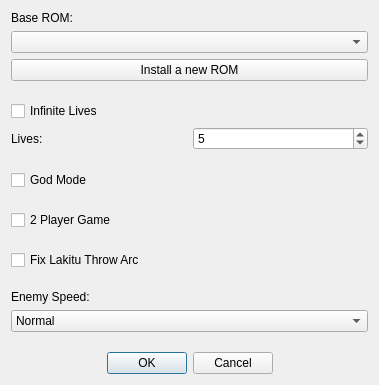
The window that SMB1/SMB1_Compliance_To_SMB1/Configure_Base_Form.ui (Coolcord/Level-Headed) describes before a commit, drawn with Qt 5.
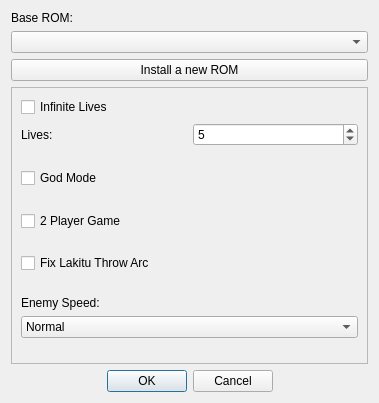
The same window after the commit.

Commit message: Base game settings now scroll

```diff
--- a/SMB1/SMB1_Compliance_To_SMB1/Configure_Base_Form.ui
+++ b/SMB1/SMB1_Compliance_To_SMB1/Configure_Base_Form.ui
@@ -7,7 +7,7 @@
     <x>0</x>
     <y>0</y>
     <width>379</width>
-    <height>385</height>
+    <height>403</height>
    </rect>
   </property>
   <property name="windowTitle">
@@ -36,18 +36,20 @@
     </layout>
    </item>
    <item>
-    <spacer name="verticalSpacer_6">
-     <property name="orientation">
-      <enum>Qt::Vertical</enum>
+    <widget class="QScrollArea" name="scrollBaseGameSettings">
+     <property name="widgetResizable">
+      <bool>true</bool>
      </property>
-     <property name="sizeHint" stdset="0">
-      <size>
-       <width>20</width>
-       <height>40</height>
-      </size>
-     </property>
-    </spacer>
-   </item>
+     <widget class="QWidget" name="scrollAreaWidgetContents">
+      <property name="geometry">
+       <rect>
+        <x>0</x>
+        <y>0</y>
+        <width>355</width>
+        <height>259</height>
+       </rect>
+      </property>
+      <layout class="QVBoxLayout" name="verticalLayout">
    <item>
     <layout class="QVBoxLayout" name="layoutLives">
      <item>
@@ -130,7 +132,7 @@
     </widget>
    </item>
    <item>
-    <spacer name="verticalSpacer_5">
+        <spacer name="verticalSpacer_3">
      <property name="orientation">
       <enum>Qt::Vertical</enum>
      </property>
@@ -159,7 +161,7 @@
     </widget>
    </item>
    <item>
-    <spacer name="verticalSpacer_3">
+        <spacer name="verticalSpacer_4">
      <property name="orientation">
       <enum>Qt::Vertical</enum>
      </property>
@@ -222,7 +224,7 @@
     </layout>
    </item>
    <item>
-    <spacer name="verticalSpacer_4">
+        <spacer name="verticalSpacer_5">
      <property name="orientation">
       <enum>Qt::Vertical</enum>
      </property>
@@ -233,6 +235,10 @@
       </size>
      </property>
     </spacer>
+       </item>
+      </layout>
+     </widget>
+    </widget>
    </item>
    <item>
     <widget class="QDialogButtonBox" name="buttonBox">
```
Lines whose indentation alone changed are shown as unchanged. The commit also changes 1 other file.
